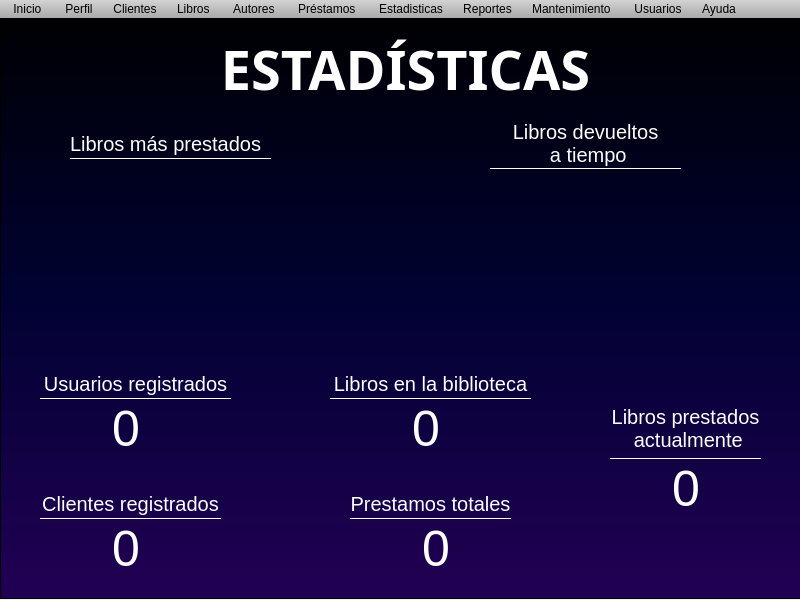
Before: the Qt Designer form frames/panel.ui in Alonsou29/bibliotknew, drawn with Qt 5.
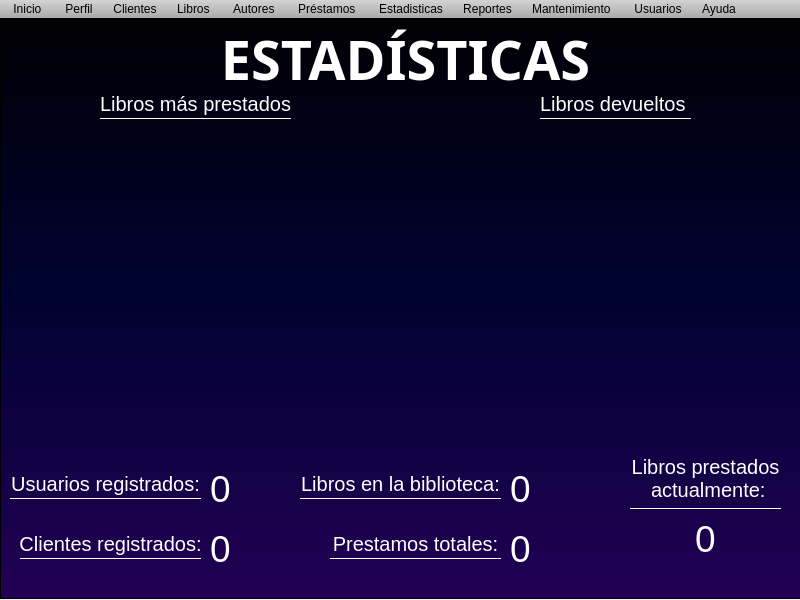
After: the same form once the commit is applied. The open tabs and pages were chosen to show the change. Icons and pictures are not drawn.

The edit to the form file:
```diff
--- a/frames/panel.ui
+++ b/frames/panel.ui
@@ -63,7 +63,7 @@
      <string notr="true"/>
     </property>
     <property name="currentIndex">
-     <number>2</number>
+     <number>7</number>
     </property>
     <widget class="QWidget" name="Inicio">
      <widget class="QFrame" name="frame">
@@ -2654,6 +2654,14 @@
 border-bottom: 1px solid white;
 }
 
+#userNumLabel, #clientesNumLabel, #librosNumLabel, #prestNumLabel, #librosPrestLabel {
+background: transparent;
+border: none;
+color: white;
+font-family: Tahoma;
+font-size: 28pt;
+}
+
 QLineEdit{
 background: transparent;
 border: none; 
@@ -2673,7 +2681,7 @@
        <property name="geometry">
         <rect>
          <x>200</x>
-         <y>40</y>
+         <y>30</y>
          <width>411</width>
          <height>61</height>
         </rect>
@@ -2691,9 +2699,9 @@
       <widget class="QLabel" name="label_13">
        <property name="geometry">
         <rect>
-         <x>70</x>
-         <y>130</y>
-         <width>201</width>
+         <x>100</x>
+         <y>90</y>
+         <width>191</width>
          <height>31</height>
         </rect>
        </property>
@@ -2701,34 +2709,17 @@
         <string>Libros más prestados</string>
        </property>
       </widget>
-      <widget class="QLabel" name="label_14">
-       <property name="geometry">
-        <rect>
-         <x>490</x>
-         <y>120</y>
-         <width>191</width>
-         <height>51</height>
-        </rect>
-       </property>
-       <property name="text">
-        <string>Libros devueltos  
- a tiempo</string>
-       </property>
-       <property name="alignment">
-        <set>Qt::AlignCenter</set>
-       </property>
-      </widget>
       <widget class="QLabel" name="label_15">
        <property name="geometry">
         <rect>
-         <x>40</x>
-         <y>370</y>
+         <x>10</x>
+         <y>470</y>
          <width>191</width>
          <height>31</height>
         </rect>
        </property>
        <property name="text">
-        <string>Usuarios registrados</string>
+        <string>Usuarios registrados:</string>
        </property>
        <property name="alignment">
         <set>Qt::AlignCenter</set>
@@ -2737,14 +2728,14 @@
       <widget class="QLabel" name="label_16">
        <property name="geometry">
         <rect>
-         <x>40</x>
-         <y>490</y>
+         <x>20</x>
+         <y>530</y>
          <width>181</width>
          <height>31</height>
         </rect>
        </property>
        <property name="text">
-        <string>Clientes registrados</string>
+        <string>Clientes registrados:</string>
        </property>
        <property name="alignment">
         <set>Qt::AlignCenter</set>
@@ -2753,14 +2744,14 @@
       <widget class="QLabel" name="label_17">
        <property name="geometry">
         <rect>
-         <x>330</x>
-         <y>370</y>
+         <x>300</x>
+         <y>470</y>
          <width>201</width>
          <height>31</height>
         </rect>
        </property>
        <property name="text">
-        <string>Libros en la biblioteca</string>
+        <string>Libros en la biblioteca:</string>
        </property>
        <property name="alignment">
         <set>Qt::AlignCenter</set>
@@ -2769,14 +2760,14 @@
       <widget class="QLabel" name="label_18">
        <property name="geometry">
         <rect>
-         <x>350</x>
-         <y>490</y>
-         <width>161</width>
+         <x>330</x>
+         <y>530</y>
+         <width>171</width>
          <height>31</height>
         </rect>
        </property>
        <property name="text">
-        <string>Prestamos totales</string>
+        <string>Prestamos totales:</string>
        </property>
        <property name="alignment">
         <set>Qt::AlignCenter</set>
@@ -2785,213 +2776,137 @@
       <widget class="QLabel" name="label_19">
        <property name="geometry">
         <rect>
-         <x>610</x>
-         <y>400</y>
+         <x>630</x>
+         <y>450</y>
          <width>151</width>
          <height>61</height>
         </rect>
        </property>
        <property name="text">
         <string>Libros prestados 
- actualmente</string>
+ actualmente:</string>
        </property>
        <property name="alignment">
         <set>Qt::AlignCenter</set>
        </property>
       </widget>
-      <widget class="QLineEdit" name="lineEdit_39">
-       <property name="enabled">
-        <bool>false</bool>
-       </property>
+      <widget class="QLabel" name="label_14">
        <property name="geometry">
         <rect>
-         <x>110</x>
-         <y>510</y>
-         <width>41</width>
-         <height>81</height>
+         <x>540</x>
+         <y>90</y>
+         <width>151</width>
+         <height>31</height>
         </rect>
        </property>
-       <property name="autoFillBackground">
-        <bool>false</bool>
-       </property>
-       <property name="styleSheet">
-        <string notr="true">#placeholderText{
-color: white;
-}</string>
-       </property>
-       <property name="inputMask">
-        <string/>
-       </property>
        <property name="text">
-        <string>0</string>
+        <string>Libros devueltos</string>
        </property>
-       <property name="maxLength">
-        <number>32767</number>
+      </widget>
+      <widget class="QLabel" name="barrasLabel">
+       <property name="geometry">
+        <rect>
+         <x>10</x>
+         <y>130</y>
+         <width>371</width>
+         <height>311</height>
+        </rect>
        </property>
-       <property name="placeholderText">
+       <property name="text">
         <string/>
        </property>
-       <property name="cursorMoveStyle">
-        <enum>Qt::LogicalMoveStyle</enum>
+       <property name="pixmap">
+        <pixmap>../reportes/barras.png</pixmap>
        </property>
-       <property name="clearButtonEnabled">
-        <bool>false</bool>
+       <property name="scaledContents">
+        <bool>true</bool>
        </property>
       </widget>
-      <widget class="QLineEdit" name="lineEdit_40">
-       <property name="enabled">
-        <bool>false</bool>
-       </property>
+      <widget class="QLabel" name="donaLabel">
        <property name="geometry">
         <rect>
-         <x>110</x>
-         <y>390</y>
-         <width>41</width>
-         <height>81</height>
+         <x>400</x>
+         <y>130</y>
+         <width>391</width>
+         <height>311</height>
         </rect>
        </property>
-       <property name="autoFillBackground">
-        <bool>false</bool>
-       </property>
-       <property name="styleSheet">
-        <string notr="true">#placeholderText{
-color: white;
-}</string>
-       </property>
-       <property name="inputMask">
-        <string/>
-       </property>
        <property name="text">
-        <string>0</string>
-       </property>
-       <property name="maxLength">
-        <number>32767</number>
-       </property>
-       <property name="placeholderText">
         <string/>
        </property>
-       <property name="cursorMoveStyle">
-        <enum>Qt::LogicalMoveStyle</enum>
+       <property name="pixmap">
+        <pixmap>../reportes/dona.png</pixmap>
        </property>
-       <property name="clearButtonEnabled">
-        <bool>false</bool>
+       <property name="scaledContents">
+        <bool>true</bool>
        </property>
       </widget>
-      <widget class="QLineEdit" name="lineEdit_41">
-       <property name="enabled">
-        <bool>false</bool>
-       </property>
+      <widget class="QLabel" name="userNumLabel">
        <property name="geometry">
         <rect>
-         <x>410</x>
-         <y>390</y>
-         <width>41</width>
-         <height>81</height>
+         <x>210</x>
+         <y>470</y>
+         <width>81</width>
+         <height>41</height>
         </rect>
        </property>
-       <property name="autoFillBackground">
-        <bool>false</bool>
+       <property name="text">
+        <string>0</string>
        </property>
-       <property name="styleSheet">
-        <string notr="true">#placeholderText{
-color: white;
-}</string>
+      </widget>
+      <widget class="QLabel" name="clientesNumLabel">
+       <property name="geometry">
+        <rect>
+         <x>210</x>
+         <y>530</y>
+         <width>101</width>
+         <height>41</height>
+        </rect>
        </property>
-       <property name="inputMask">
-        <string/>
-       </property>
        <property name="text">
         <string>0</string>
        </property>
-       <property name="maxLength">
-        <number>32767</number>
+      </widget>
+      <widget class="QLabel" name="librosNumLabel">
+       <property name="geometry">
+        <rect>
+         <x>510</x>
+         <y>470</y>
+         <width>101</width>
+         <height>41</height>
+        </rect>
        </property>
-       <property name="placeholderText">
-        <string/>
+       <property name="text">
+        <string>0</string>
        </property>
-       <property name="cursorMoveStyle">
-        <enum>Qt::LogicalMoveStyle</enum>
-       </property>
-       <property name="clearButtonEnabled">
-        <bool>false</bool>
-       </property>
       </widget>
-      <widget class="QLineEdit" name="lineEdit_42">
-       <property name="enabled">
-        <bool>false</bool>
-       </property>
+      <widget class="QLabel" name="prestNumLabel">
        <property name="geometry">
         <rect>
-         <x>420</x>
-         <y>510</y>
-         <width>41</width>
-         <height>81</height>
+         <x>510</x>
+         <y>530</y>
+         <width>101</width>
+         <height>41</height>
         </rect>
        </property>
-       <property name="autoFillBackground">
-        <bool>false</bool>
-       </property>
-       <property name="styleSheet">
-        <string notr="true">#placeholderText{
-color: white;
-}</string>
-       </property>
-       <property name="inputMask">
-        <string/>
-       </property>
        <property name="text">
         <string>0</string>
        </property>
-       <property name="maxLength">
-        <number>32767</number>
-       </property>
-       <property name="placeholderText">
-        <string/>
-       </property>
-       <property name="cursorMoveStyle">
-        <enum>Qt::LogicalMoveStyle</enum>
-       </property>
-       <property name="clearButtonEnabled">
-        <bool>false</bool>
-       </property>
       </widget>
-      <widget class="QLineEdit" name="lineEdit_43">
-       <property name="enabled">
-        <bool>false</bool>
-       </property>
+      <widget class="QLabel" name="librosPrestLabel">
        <property name="geometry">
         <rect>
-         <x>670</x>
-         <y>450</y>
-         <width>41</width>
-         <height>81</height>
+         <x>630</x>
+         <y>520</y>
+         <width>151</width>
+         <height>41</height>
         </rect>
        </property>
-       <property name="autoFillBackground">
-        <bool>false</bool>
-       </property>
-       <property name="styleSheet">
-        <string notr="true">#placeholderText{
-color: white;
-}</string>
-       </property>
-       <property name="inputMask">
-        <string/>
-       </property>
        <property name="text">
         <string>0</string>
        </property>
-       <property name="maxLength">
-        <number>32767</number>
-       </property>
-       <property name="placeholderText">
-        <string/>
-       </property>
-       <property name="cursorMoveStyle">
-        <enum>Qt::LogicalMoveStyle</enum>
-       </property>
-       <property name="clearButtonEnabled">
-        <bool>false</bool>
+       <property name="alignment">
+        <set>Qt::AlignCenter</set>
        </property>
       </widget>
      </widget>
@@ -3137,7 +3052,7 @@
         <string>Generar reporte de un préstamo</string>
        </property>
       </widget>
-      <widget class="QLineEdit" name="lineEdit_32">
+      <widget class="QLineEdit" name="idPresReporte">
        <property name="enabled">
         <bool>true</bool>
        </property>
@@ -3711,6 +3626,35 @@
         <bool>true</bool>
        </property>
       </widget>
+      <widget class="QPushButton" name="RefrescarU">
+       <property name="geometry">
+        <rect>
+         <x>220</x>
+         <y>530</y>
+         <width>111</width>
+         <height>41</height>
+        </rect>
+       </property>
+       <property name="cursor">
+        <cursorShape>PointingHandCursor</cursorShape>
+       </property>
+       <property name="styleSheet">
+        <string notr="true"/>
+       </property>
+       <property name="text">
+        <string>Refrescar</string>
+       </property>
+       <property name="icon">
+        <iconset>
+         <normaloff>imagen4.png</normaloff>imagen4.png</iconset>
+       </property>
+       <property name="iconSize">
+        <size>
+         <width>32</width>
+         <height>32</height>
+        </size>
+       </property>
+      </widget>
      </widget>
     </widget>
     <widget class="QWidget" name="Ayuda">
@@ -3896,6 +3840,9 @@
    </property>
   </action>
   <action name="actionRespaldar">
+   <property name="enabled">
+    <bool>true</bool>
+   </property>
    <property name="text">
     <string>Respaldar datos</string>
    </property>
```
